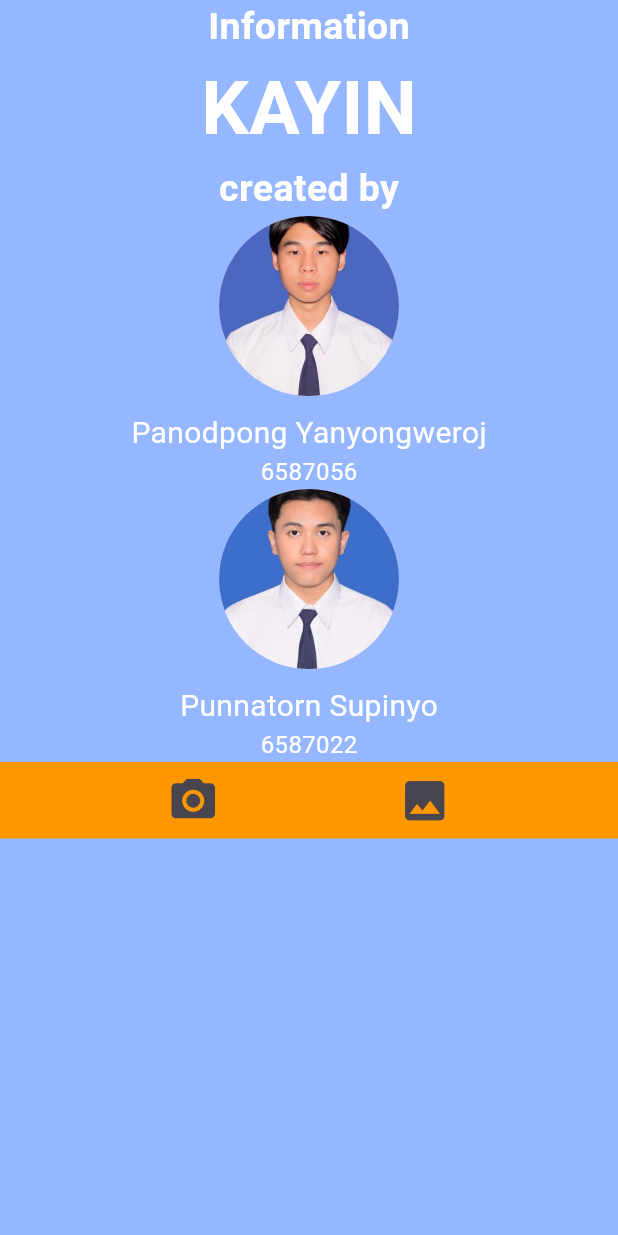
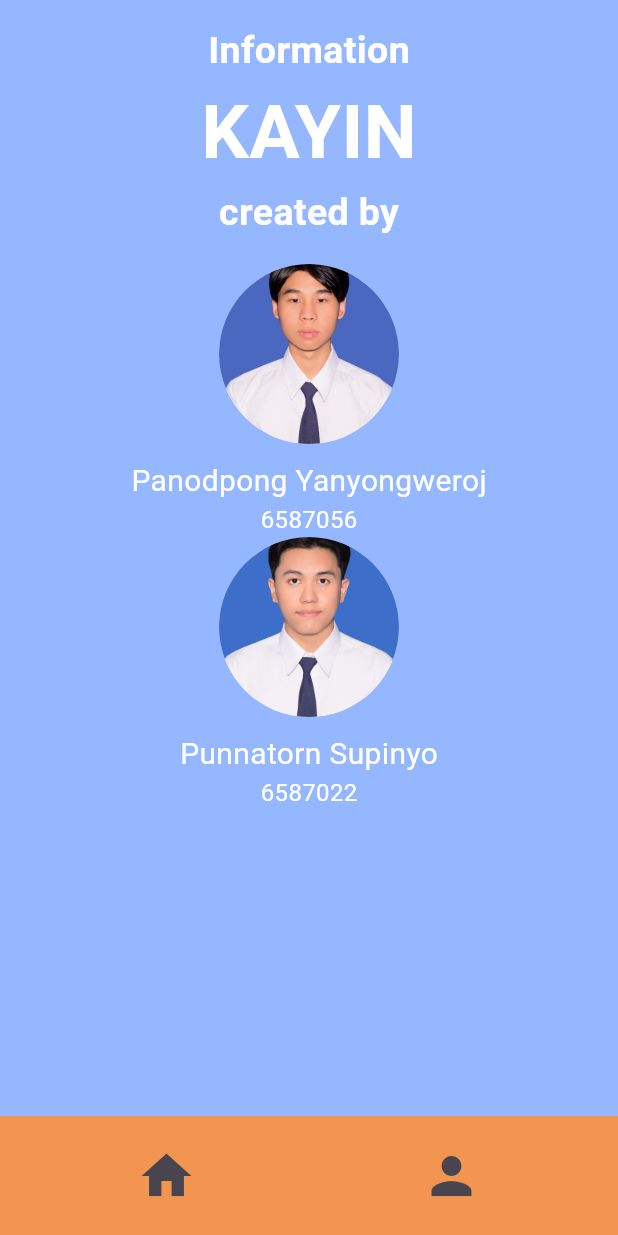
Before and after one commit to punnatornsup/kayin-application-group17-section2, a Flutter app: the InformationScreen screen opened directly, on a phone screen of 412 x 824 dp. Run offline on Flutter 3.47's test engine with Material 3 defaults, Android fonts, the phone set to English and light mode, and no system bars; our stand-ins replace firebase_auth, image_picker; accounts and stored records are empty.

Commit message:
Info Update

```diff
--- a/lib/Screen/InformationScreen.dart
+++ b/lib/Screen/InformationScreen.dart
@@ -1,5 +1,6 @@
 import 'package:flutter/material.dart';
-
+import 'ProfileScreen.dart';
+import 'HomeScreen.dart';
 void main() {
   runApp(MyApp());
 }
@@ -17,6 +18,7 @@ class MyApp extends StatelessWidget {
     );
   }
 }
+
 class InformationScreen extends StatelessWidget {
   @override
   Widget build(BuildContext context) {
@@ -26,6 +28,8 @@ class InformationScreen extends StatelessWidget {
         child: Column(
           children: <Widget>[
             Container(
+              padding: EdgeInsets.all(16), // Added some padding for layout
+              alignment: Alignment.center,
               child: Column(
                 mainAxisAlignment: MainAxisAlignment.center,
                 children: <Widget>[
@@ -43,26 +47,32 @@ class InformationScreen extends StatelessWidget {
                 ],
               ),
             ),
-            Container(
-              width: double.infinity, // Makes the Container fill the width of the screen
-              color: Colors.orange,
+          ],
+        ),
+      ),
+      bottomNavigationBar: BottomAppBar(
+        color: Color.fromARGB(255, 242, 149, 80),
         child: Row(
-                mainAxisAlignment: MainAxisAlignment.spaceEvenly,
+          mainAxisSize: MainAxisSize.max,
+          mainAxisAlignment: MainAxisAlignment.spaceAround,
           children: <Widget>[
             IconButton(
-                    icon: Icon(Icons.camera_alt, size: 35),
+              icon: Icon(Icons.home, size: 40),
               onPressed: () {
-                      // Implement camera functionality
+                Navigator.push(
+                  context,
+                  MaterialPageRoute(builder: (context) => HomeScreen()),
+                );
               },
             ),
             IconButton(
-                    icon: Icon(Icons.photo, size: 35),
+              icon: Icon(Icons.person, size: 40),
               onPressed: () {
-                      // Implement gallery functionality
+                Navigator.push(
+                  context,
+                  MaterialPageRoute(builder: (context) => ProfileScreen()),
+                );
               },
-                  ),
-                ],
-              ),
             ),
           ],
         ),
@@ -70,8 +80,6 @@ class InformationScreen extends StatelessWidget {
     );
   }
 }
-
-
 
 class ProfileWidget extends StatelessWidget {
   final String name;
@@ -90,8 +98,8 @@ class ProfileWidget extends StatelessWidget {
     return Column(
       children: <Widget>[
         CircleAvatar(
-          radius: 60, // Increased radius for a bigger picture
-          backgroundImage: AssetImage(imagePath), // Using an AssetImage, but you could use a NetworkImage for network paths
+          radius: 60,
+          backgroundImage: AssetImage(imagePath),
         ),
         SizedBox(height: 10),
         Text(name, style: TextStyle(fontSize: 20, color: Colors.white)),
```
Lines whose indentation alone changed are shown as unchanged.
